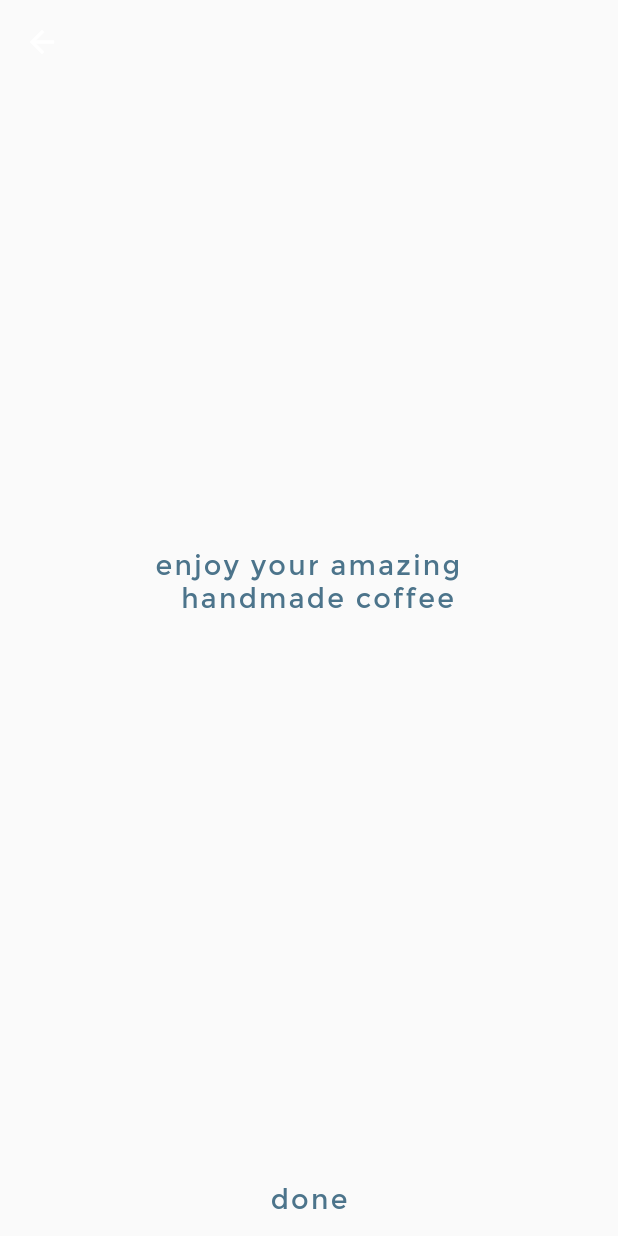
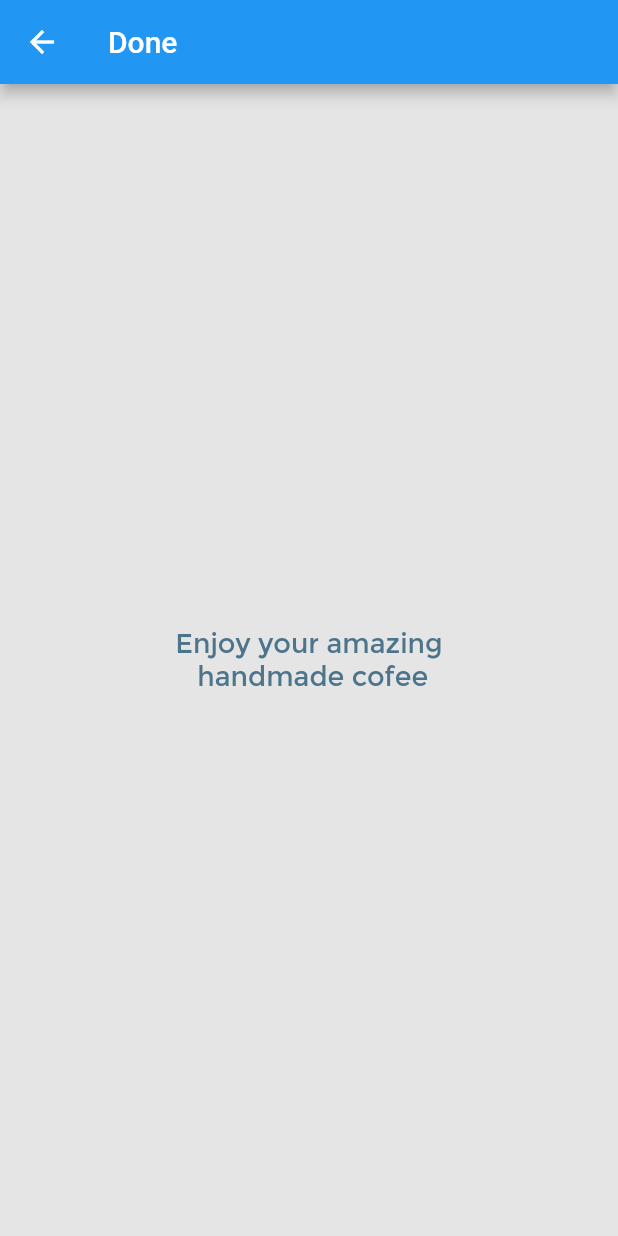
Before and after one commit to b12spirit/HomebrewDripperApp, a Flutter app: the DoneScreen screen opened directly, on a phone screen of 412 x 824 dp. Run offline on Flutter 3.47's test engine with Material 2 defaults, Android fonts, the phone set to English and light mode, and no system bars.

Commit message:
Revert "Full App"
This reverts commit c6c89afdb2a28574719bf78b1aafb7d286ecf21e.

```diff
--- a/lib/screens/done_screen.dart
+++ b/lib/screens/done_screen.dart
@@ -1,63 +1,30 @@
 import 'package:flutter/material.dart';
-import 'package:google_fonts/google_fonts.dart';
-import 'package:homebrew_dripper/screens/recipe_selection_screen.dart';
 
 class DoneScreen extends StatelessWidget {
   @override
   Widget build(BuildContext context) {
     return Scaffold(
-      extendBodyBehindAppBar: true,
+      backgroundColor: Color(0xffE5E5E5),
       appBar: AppBar(
-        backgroundColor: Colors.transparent,
-        elevation: 0,
+        title: Text("Done"),
       ),
-      body: Center(
-          child: Column(mainAxisAlignment: MainAxisAlignment.center, children: [
-        Row(
-          mainAxisAlignment: MainAxisAlignment.center,
-          children: [
-            Expanded(
-              child: Container(
-                child: Column(
-                  children: [],
-                ),
+      body: Column(
+        mainAxisAlignment: MainAxisAlignment.center,
+        children: [
+          Container(
+            child: ListTile(
+              title: Text(
+                "Enjoy your amazing" + "\n" + " handmade cofee",
+                textAlign: TextAlign.center,
+                style: TextStyle(
+                    fontFamily: "Montserrat",
+                    fontSize: 18,
+                    color: Color(0xff4C748B)),
               ),
             ),
-          ],
-        ),
-        Container(
-            child: Expanded(
-          child: Column(
-            mainAxisAlignment: MainAxisAlignment.center,
-            children: <Widget>[
-              Text('''enjoy your amazing
-  handmade coffee''',
-                  textAlign: TextAlign.center,
-                  key: Key("Donetxt"),
-                  style: GoogleFonts.montserrat(
-                      textStyle: TextStyle(
-                          color: Color(0xff4C748B),
-                          fontSize: 18,
-                          letterSpacing: 1.5))),
-            ],
           ),
-        )),
-        TextButton(
-          key: Key("Donebtn"),
-          onPressed: () => {
-            Navigator.push(
-              context,
-              MaterialPageRoute(builder: (context) => RecipeSelectionScreen()),
-            )
-          },
-          child: Text('done',
-              style: GoogleFonts.montserrat(
-                  textStyle: TextStyle(
-                      color: Color(0xff4C748B),
-                      fontSize: 18,
-                      letterSpacing: 1.5))),
-        ),
-      ])),
+        ],
+      ),
     );
   }
 }
--- a/test_driver/app.dart
+++ b/test_driver/app.dart
@@ -5,7 +5,7 @@ void main() {
   // This line enables the extension.
   enableFlutterDriverExtension();
 
-  // Call the main() function of the app, or call runApp with
+  // Call the `main()` function of the app, or call `runApp` with
   // any widget you are interested in testing.
   app.main();
 }
```
Also changed, not shown: lib/models/coffee_recipe.dart (+6 -24 lines), lib/models/recipe_step.dart (+4 -12 lines), lib/screens/recipe_detail_screen.dart (+44 -74 lines), lib/screens/recipe_selection_screen.dart (+6 -14 lines), lib/screens/recipe_steps_screen.dart (+7 -40 lines), lib/utils/coffee_data.dart (+48 -68 lines), test_driver/app_test.dart (+23 -217 lines), pubspec.lock, 3 other files.
